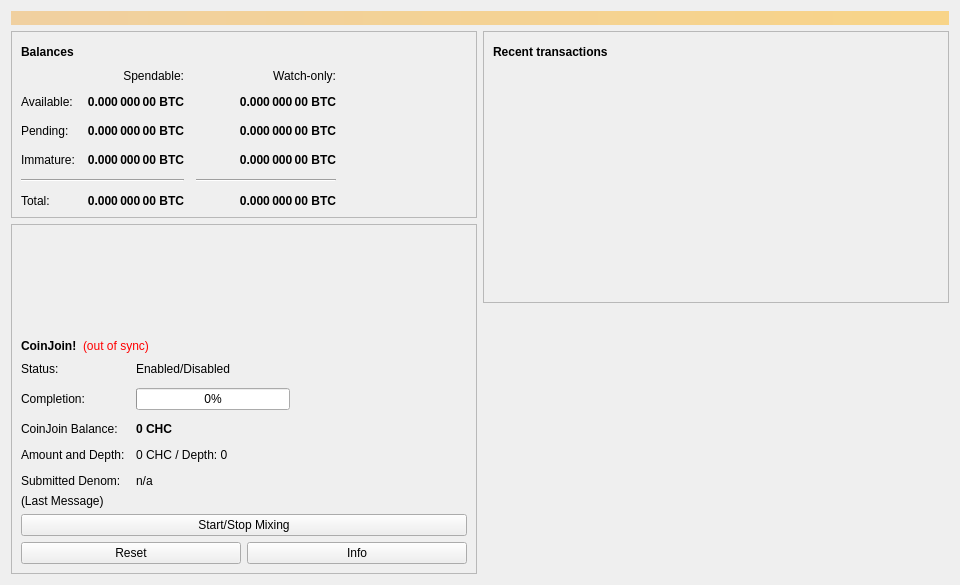
The window that src/qt/forms/overviewpage.ui (DreamShokk/bagicoin) describes before a commit, drawn with Qt 5.
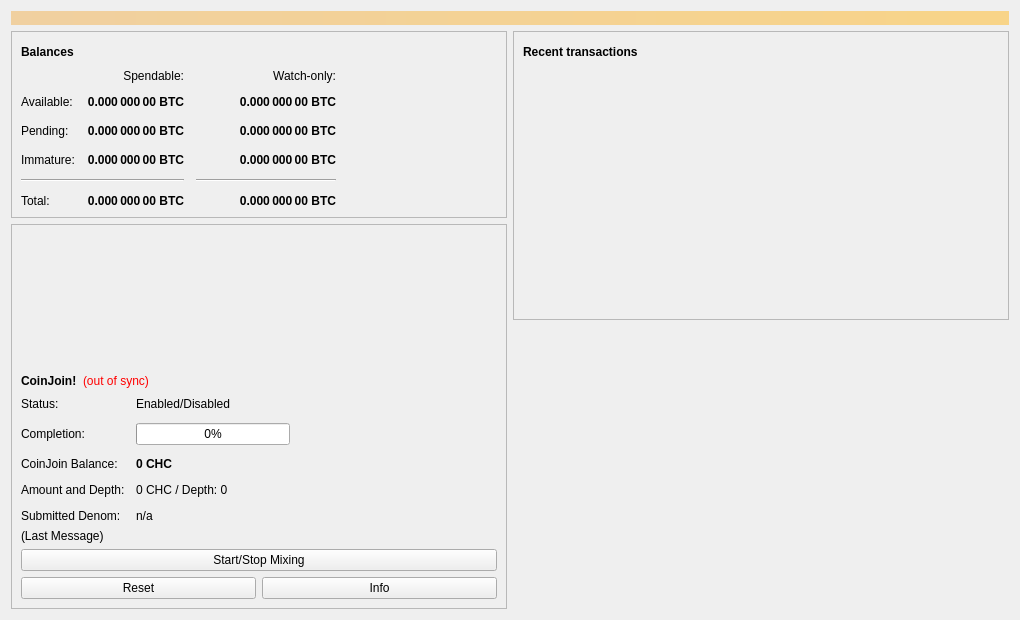
The same window after the commit. Icons and pictures are not drawn.

Commit message: adjust window size, remove style for walletFrame

Patch:
```diff
--- a/src/qt/forms/overviewpage.ui
+++ b/src/qt/forms/overviewpage.ui
@@ -6,14 +6,14 @@
    <rect>
     <x>0</x>
     <y>0</y>
-    <width>960</width>
-    <height>585</height>
+    <width>1020</width>
+    <height>620</height>
    </rect>
   </property>
   <property name="minimumSize">
    <size>
-    <width>960</width>
-    <height>0</height>
+    <width>1020</width>
+    <height>620</height>
    </size>
   </property>
   <property name="windowTitle">
```
The commit also changes 1 other file.
